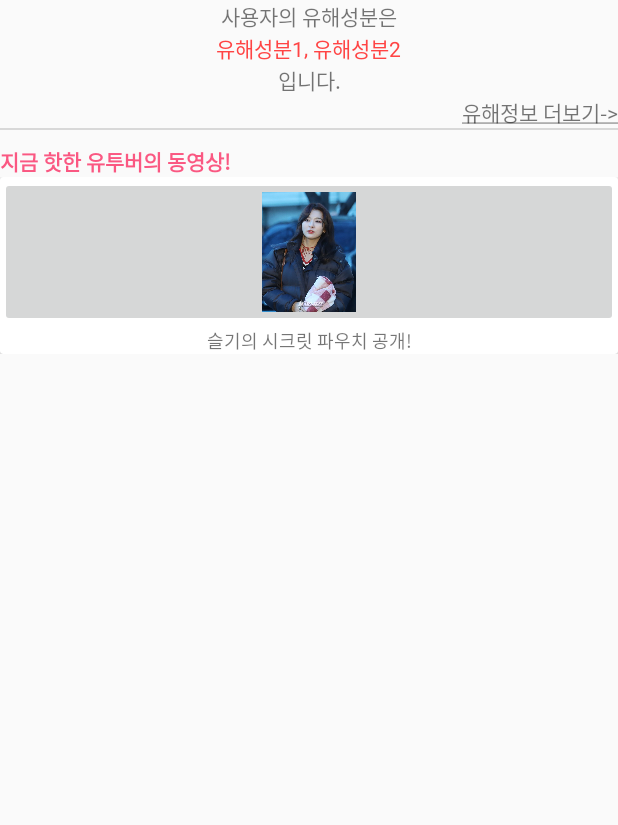
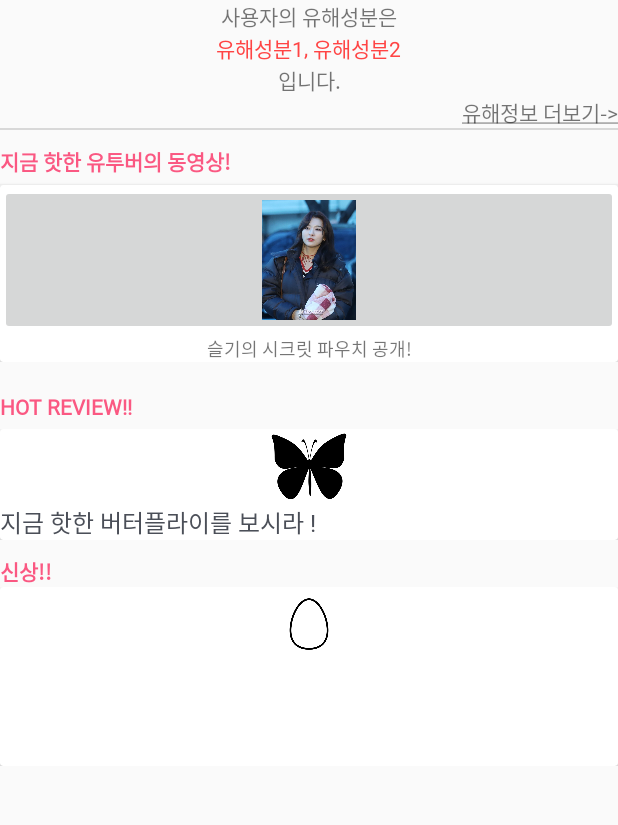
Before and after one commit to dokdokorea/CoAlert_Front, an Android app: the screen it shows after launch (MainActivity), on a phone screen of 412 x 824 dp, the part 75-900 px from its top. Run offline under Robolectric (Android 15) with nearby library versions, the phone set to English and light mode, and no system bars; libraries missing offline, so code that uses them is left out: com.aurelhubert.ahbottomnavigation; plain views replace AHBottomNavigation; 13 statements that could not run were skipped.

Commit message:
hot review and new product layout in the home page

```diff
--- a/app/src/main/res/layout/fragment_home.xml
+++ b/app/src/main/res/layout/fragment_home.xml
@@ -133,11 +133,12 @@
                 <LinearLayout
                     android:layout_width="match_parent"
                     android:layout_height="wrap_content"
-                    android:orientation="horizontal" >
+                    android:orientation="horizontal">
 
                     <android.support.v7.widget.CardView
                         android:layout_width="match_parent"
-                        android:layout_height="match_parent" >
+                        android:layout_height="match_parent"
+                        android:layout_marginTop="5dp">
 
                         <LinearLayout
                             android:layout_width="match_parent"
@@ -164,7 +165,98 @@
                 </LinearLayout>
             </android.support.v4.widget.NestedScrollView>
 
+            <TextView
+                style="@style/point_font"
+                android:layout_width="wrap_content"
+                android:layout_height="wrap_content"
+                android:layout_marginTop="20dp"
+                android:text="HOT REVIEW!!" />
 
+            <android.support.v4.widget.NestedScrollView
+                android:layout_width="match_parent"
+                android:layout_height="wrap_content"
+                android:layout_marginTop="5dp"
+                android:fillViewport="true">
+
+                <LinearLayout
+                    android:layout_width="match_parent"
+                    android:layout_height="wrap_content"
+                    android:orientation="horizontal">
+
+                    <android.support.v7.widget.CardView
+                        android:layout_width="wrap_content"
+                        android:layout_height="wrap_content">
+
+                        <LinearLayout
+                            android:layout_width="match_parent"
+                            android:layout_height="match_parent"
+                            android:orientation="vertical">
+
+                            <ImageView
+                                android:layout_width="wrap_content"
+                                android:layout_height="50dp"
+                                android:scaleType="fitCenter"
+                                android:src="@drawable/butterfly" />
+
+                            <TextView
+                                style="@style/defaultFont"
+                                android:layout_width="wrap_content"
+                                android:layout_height="wrap_content"
+                                android:text="지금 핫한 버터플라이를 보시라 !" />
+                        </LinearLayout>
+
+                    </android.support.v7.widget.CardView>
+                </LinearLayout>
+            </android.support.v4.widget.NestedScrollView>
+
+            <TextView
+                android:layout_width="match_parent"
+                android:layout_height="wrap_content"
+                android:text="신상!!"
+                style="@style/point_font"
+                android:layout_marginTop="10dp"/>
+
+            <android.support.v4.widget.NestedScrollView
+                android:layout_width="match_parent"
+                android:layout_height="wrap_content"
+                android:fillViewport="true">
+                <LinearLayout
+                    android:layout_width="match_parent"
+                    android:layout_height="match_parent"
+                    android:orientation="horizontal">
+
+                    <android.support.v7.widget.CardView
+                        android:layout_width="wrap_content"
+                        android:layout_height="wrap_content">
+                        <LinearLayout
+                            android:layout_width="wrap_content"
+                            android:layout_height="wrap_content">
+
+                            <ImageView
+                                android:layout_width="wrap_content"
+                                android:layout_height="50dp"
+                                android:maxHeight="50dp"
+                                android:scaleType="fitCenter"
+                                android:src="@drawable/egg"/>
+                            <TextView
+                                android:layout_width="match_parent"
+                                android:layout_height="wrap_content"
+                                android:text="화장품 이름"/>
+                        </LinearLayout>
+                    </android.support.v7.widget.CardView>
+                </LinearLayout>
+            </android.support.v4.widget.NestedScrollView>
+
+            <Space
+                android:layout_width="match_parent"
+                android:layout_height="50dp" />
+
+            <TableLayout
+                android:layout_width="match_parent"
+                android:layout_height="wrap_content"
+                android:layout_margin="20dp">
+
+            </TableLayout>
         </LinearLayout>
     </ScrollView>
 </LinearLayout>
```
